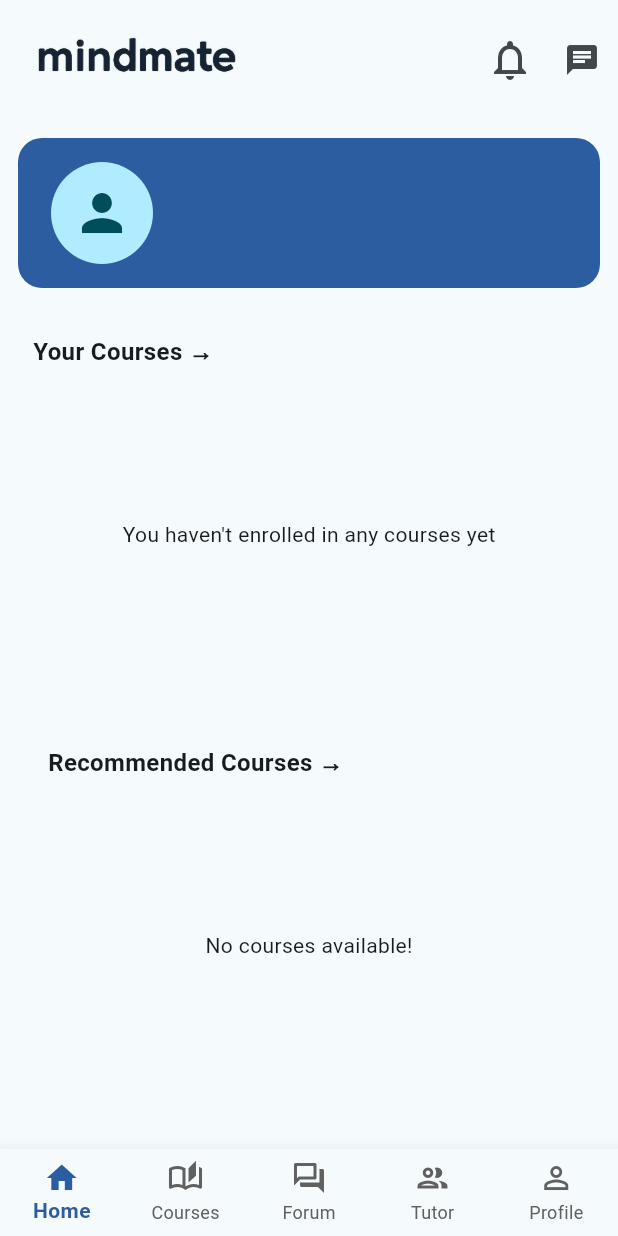
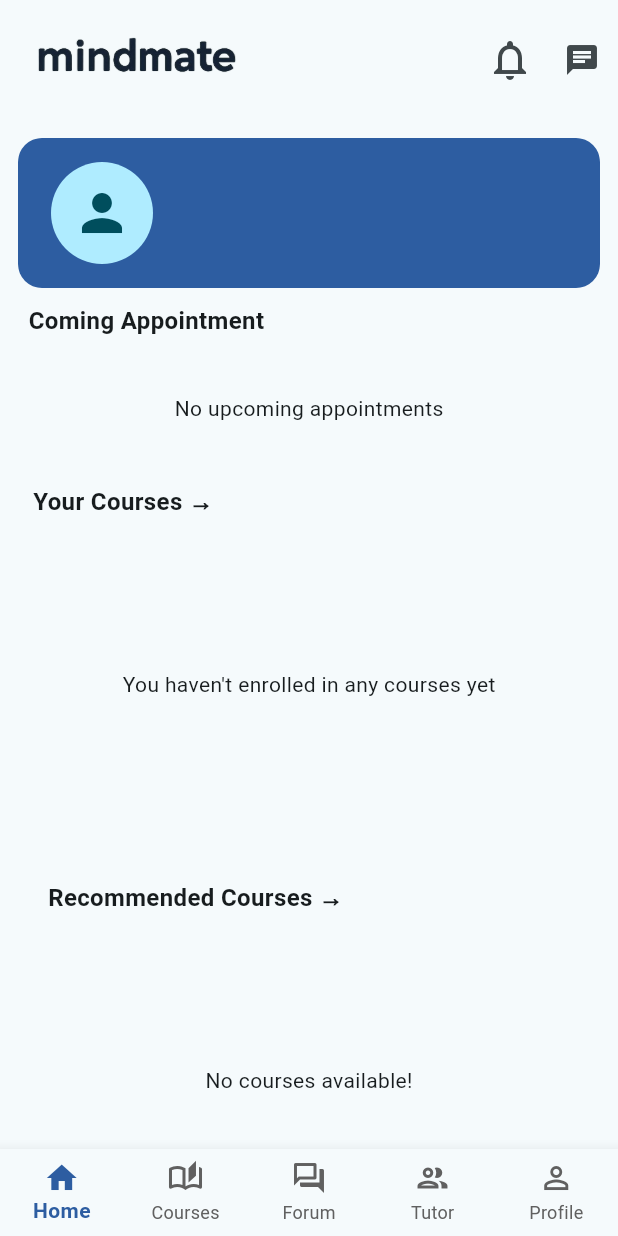
Before and after one commit to braeson-nyahera/Mindmate, a Flutter app: the MyHomePage screen opened by its route, on a phone screen of 412 x 824 dp. Run offline on Flutter 3.47's test engine with Material 3 defaults, Android fonts, the light colour scheme and no system bars; our stand-ins replace cloud_firestore, firebase_auth, firebase_core, firebase_storage, google_sign_in, image_picker and 1 more; accounts and stored records are empty.

Commit message:
Save changes before merge

```diff
--- a/lib/home.dart
+++ b/lib/home.dart
@@ -6,6 +6,8 @@ import 'notifications.dart';
 import 'message_list.dart';
 import 'package:mindmate/users/authservice.dart';
 import 'dart:math';
+import 'package:intl/intl.dart';
+
 
 import 'package:mindmate/bottom_bar.dart';
 
@@ -33,6 +35,8 @@ class _MyHomePageState extends State<MyHomePage> {
     _getUserData();
     fetchEnrolledCourses();
   }
+
+
 
   Future<void> fetchEnrolledCourses() async {
     setState(() {
@@ -71,6 +75,35 @@ class _MyHomePageState extends State<MyHomePage> {
       });
     }
   }
+
+ Future<Map<String, dynamic>?> _getLatestAppointment() async {
+  final currentUser = FirebaseAuth.instance.currentUser;
+  if (currentUser == null) return null;
+
+  try {
+    final DateTime now = DateTime.now();
+
+    final QuerySnapshot snapshot = await FirebaseFirestore.instance
+        .collection('appointments')
+        .where('userId', isEqualTo: currentUser.uid) // Only fetch current user's appointments
+        .where('date', isGreaterThanOrEqualTo: DateFormat('yyyy-MM-dd').format(now)) // Filter future dates
+        .orderBy('date', descending: false) // Sort by earliest date first
+        .orderBy('timeSlot', descending: false) // Sort by time if same date
+        .limit(1) // Get the closest upcoming appointment
+        .get();
+
+    if (snapshot.docs.isEmpty) return null;
+
+    return {
+      'id': snapshot.docs.first.id,
+      ...snapshot.docs.first.data() as Map<String, dynamic>,
+    };
+  } catch (e) {
+    print("Error fetching closest appointment: $e");
+    return null;
+  }
+}
+
 
   Future<void> _getUserData() async {
     _user = _auth.currentUser;
@@ -210,17 +243,103 @@ class _MyHomePageState extends State<MyHomePage> {
                         ),
                       ),
 
-                      SizedBox(height: 20),
+                      SizedBox(height: 10),
 
                       // Featured Section Placeholder
-                      // ClipRRect(
-                      //   borderRadius: BorderRadius.circular(16),
-                      //   child: Container(
-                      //     height: 250,
-                      //     width: double.infinity,
-                      //     color: const Color.fromARGB(255, 184, 199, 226),
-                      //   ),
-                      // ),
+            ClipRRect(
+  borderRadius: BorderRadius.circular(6),
+  child: Column(
+    crossAxisAlignment: CrossAxisAlignment.start,
+    children: [
+      // Title outside the container but inside ClipRRect
+      Padding(
+        padding: const EdgeInsets.only(left: 7, bottom: 7),
+        child: Text(
+          "Coming Appointment",
+          style: TextStyle(
+            fontSize: 16,
+            fontWeight: FontWeight.bold,
+          ),
+        ),
+      ),
+
+      Container(
+        height: 80,
+        width: double.infinity,
+        // color: Colors.blue.shade100, // Light theme background
+        padding: const EdgeInsets.all(7),
+        child: FutureBuilder<Map<String, dynamic>?>(
+          future: _getLatestAppointment(), // Fetch upcoming appointment
+          builder: (context, snapshot) {
+            if (snapshot.connectionState == ConnectionState.waiting) {
+              return const Center(child: CircularProgressIndicator());
+            }
+
+            if (!snapshot.hasData || snapshot.data == null) {
+              return const Center(child: Text("No upcoming appointments"));
+            }
+
+            final latest = snapshot.data!;
+            return Row(
+              crossAxisAlignment: CrossAxisAlignment.start,
+              children: [
+                // Left Column: Subject & Notes
+                Expanded(
+                  flex: 2,
+                  child: Column(
+                    crossAxisAlignment: CrossAxisAlignment.start,
+                    children: [
+                      Text(
+                        latest['subject'] ?? "No subject",
+                        style: TextStyle(fontSize: 18,
+                       fontWeight: FontWeight.bold,),
+                      ),
+                      const SizedBox(height: 8),
+                      Text(
+                        latest['notes'] ?? "No additional notes",
+                        style: TextStyle(fontSize: 16,
+            fontWeight: FontWeight.bold,),
+                        maxLines: 3,
+                        overflow: TextOverflow.ellipsis,
+                      ),
+                    ],
+                  ),
+                ),
+
+                const SizedBox(width: 16), // Spacing between columns
+
+                // Right Column: Date & Time
+                Expanded(
+                  flex: 1,
+                  child: Column(
+                    crossAxisAlignment: CrossAxisAlignment.end,
+                    children: [
+                      Text(
+                        latest['date'] ?? "No date",
+                        style: TextStyle(fontSize: 17),
+                      ),
+                      const SizedBox(height: 8),
+                      Text(
+                        latest['timeSlot'] ?? "No time",
+                        style: TextStyle(fontSize: 15),
+                      ),
+                    ],
+                  ),
+                ),
+              ],
+            );
+          },
+        ),
+      ),
+    ],
+  ),
+),
+
+
+
+                      // SizedBox(height: 10),
+
+
 
                       ClipRRect(
                         clipBehavior: Clip.none,
@@ -444,7 +563,7 @@ class _MyHomePageState extends State<MyHomePage> {
                         ),
                       ),
 
-                      SizedBox(height: 20),
+                      SizedBox(height: 10),
 
                       // Recommended Courses Section (DYNAMIC FROM FIRESTORE)
                       ClipRRect(
```
Also changed, not shown: pubspec.lock.
